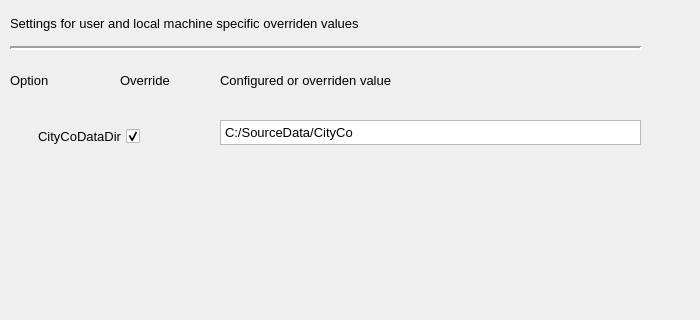
This is qtgui/exe/res/ui/DmsConfigOptionsWindow.ui in ObjectVision/GeoDMS as Qt 5 draws it before an edit; both pictures show x 0 to 700 and y 0 to 320 of the 700 by 600 pixel window. The edited form follows.
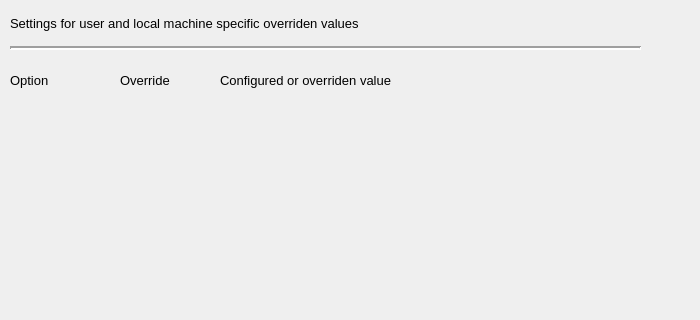
This is the edited form.

Diff of the .ui file:
```diff
--- a/qtgui/exe/res/ui/DmsConfigOptionsWindow.ui
+++ b/qtgui/exe/res/ui/DmsConfigOptionsWindow.ui
@@ -58,30 +58,6 @@
     <enum>Qt::Horizontal</enum>
    </property>
   </widget>
-  <widget class="QCheckBox" name="m_override_1">
-   <property name="geometry">
-    <rect>
-     <x>8</x>
-     <y>124</y>
-     <width>132</width>
-     <height>25</height>
-    </rect>
-   </property>
-   <property name="font">
-    <font>
-     <pointsize>10</pointsize>
-    </font>
-   </property>
-   <property name="layoutDirection">
-    <enum>Qt::RightToLeft</enum>
-   </property>
-   <property name="text">
-    <string>CityCoDataDir</string>
-   </property>
-   <property name="checked">
-    <bool>true</bool>
-   </property>
-  </widget>
   <widget class="QLabel" name="lbl_option">
    <property name="geometry">
     <rect>
@@ -139,27 +115,6 @@
     <string>Configured or overriden value</string>
    </property>
   </widget>
-  <widget class="QPlainTextEdit" name="m_value_1">
-   <property name="geometry">
-    <rect>
-     <x>220</x>
-     <y>120</y>
-     <width>421</width>
-     <height>25</height>
-    </rect>
-   </property>
-   <property name="font">
-    <font>
-     <pointsize>10</pointsize>
-    </font>
-   </property>
-   <property name="verticalScrollBarPolicy">
-    <enum>Qt::ScrollBarAlwaysOff</enum>
-   </property>
-   <property name="plainText">
-    <string>C:/SourceData/CityCo</string>
-   </property>
-  </widget>
   <widget class="QPushButton" name="m_ok">
    <property name="geometry">
     <rect>
```
